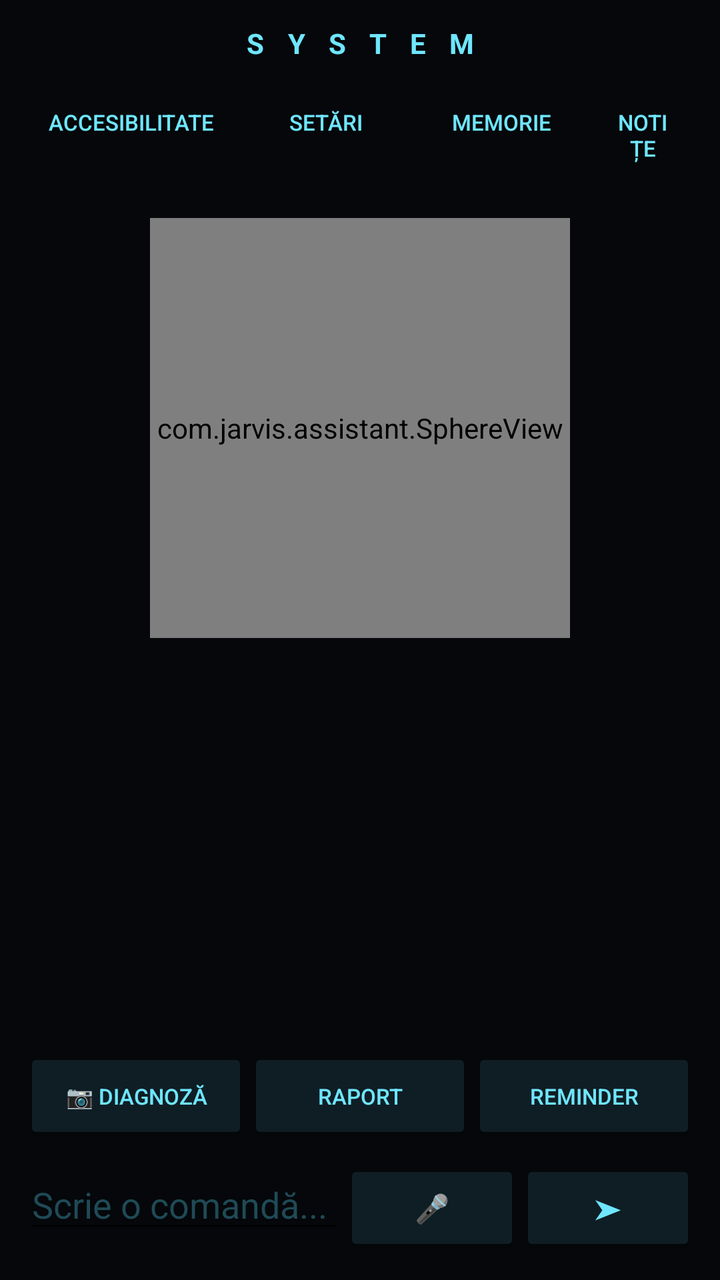
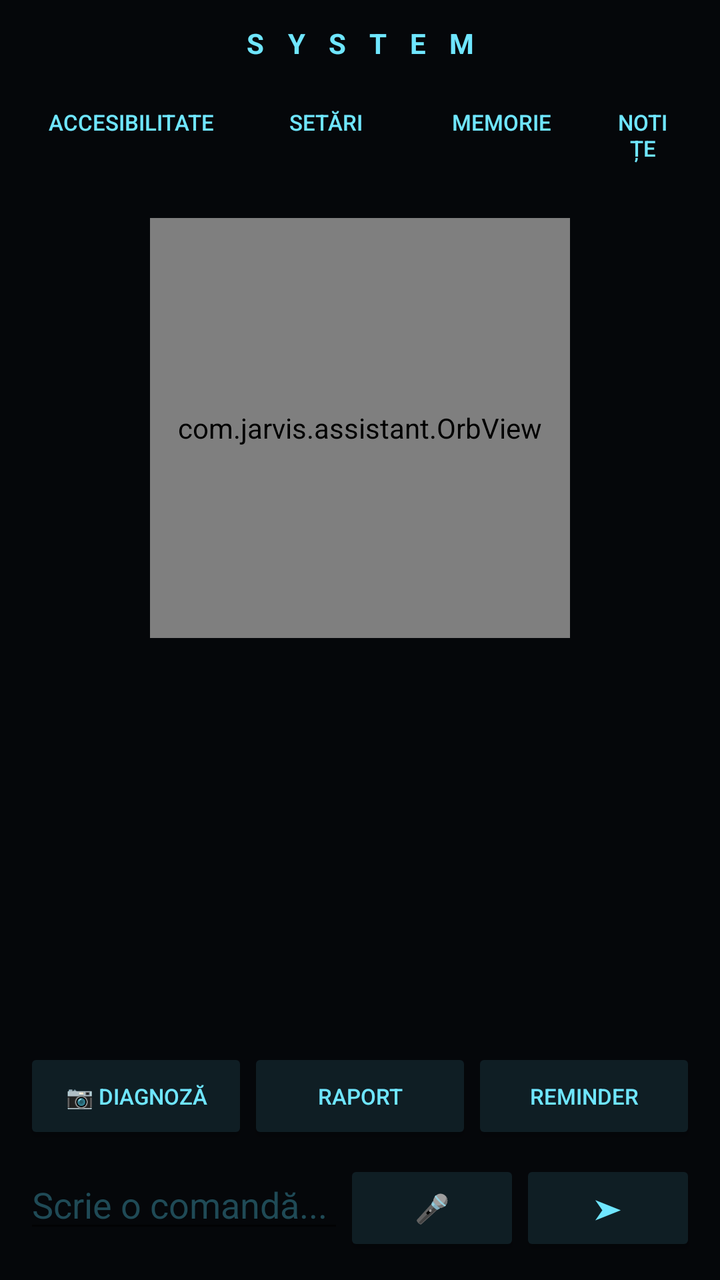

An Android layout rendered at two revisions. The XML below is the earlier revision; the diff shows what the commit changed to produce the second picture.
<!-- AndroidManifest.xml: application theme Theme.Jarvis -->
<!-- res/layout/activity_main.xml -->
<?xml version="1.0" encoding="utf-8"?>
<FrameLayout xmlns:android="http://schemas.android.com/apk/res/android"
    android:layout_width="match_parent"
    android:layout_height="match_parent"
    android:background="@color/system_bg">

    <LinearLayout
        android:layout_width="match_parent"
        android:layout_height="match_parent"
        android:orientation="vertical"
        android:padding="12dp">

        <TextView
            android:layout_width="match_parent"
            android:layout_height="wrap_content"
            android:text="S Y S T E M"
            android:textColor="@color/system_accent"
            android:textSize="14sp"
            android:letterSpacing="0.3"
            android:gravity="center"
            android:textStyle="bold"
            android:layout_marginBottom="6dp" />

        <LinearLayout
            android:layout_width="match_parent"
            android:layout_height="wrap_content"
            android:orientation="horizontal"
            android:gravity="end">

            <Button
                android:id="@+id/accessibilityButton"
                style="?android:attr/borderlessButtonStyle"
                android:layout_width="wrap_content"
                android:layout_height="wrap_content"
                android:textColor="@color/system_accent"
                android:textSize="11sp"
                android:text="Accesibilitate" />

            <Button
                android:id="@+id/settingsButton"
                style="?android:attr/borderlessButtonStyle"
                android:layout_width="wrap_content"
                android:layout_height="wrap_content"
                android:textColor="@color/system_accent"
                android:textSize="11sp"
                android:text="Setări" />

            <Button
                android:id="@+id/memoryButton"
                style="?android:attr/borderlessButtonStyle"
                android:layout_width="wrap_content"
                android:layout_height="wrap_content"
                android:textColor="@color/system_accent"
                android:textSize="11sp"
                android:text="Memorie" />

            <Button
                android:id="@+id/notesButton"
                style="?android:attr/borderlessButtonStyle"
                android:layout_width="wrap_content"
                android:layout_height="wrap_content"
                android:textColor="@color/system_accent"
                android:textSize="11sp"
                android:text="Notițe" />
        </LinearLayout>

        
        <FrameLayout
            android:id="@+id/stage"
            android:layout_width="match_parent"
            android:layout_height="250dp"
            android:layout_marginTop="4dp">

            <com.jarvis.assistant.SphereView
                android:id="@+id/sphereView"
                android:layout_width="210dp"
                android:layout_height="210dp"
                android:layout_gravity="center" />

            <FrameLayout
                android:id="@+id/visualContainer"
                android:layout_width="match_parent"
                android:layout_height="match_parent"
                android:alpha="0">

                <WebView
                    android:id="@+id/mapWebView"
                    android:layout_width="match_parent"
                    android:layout_height="match_parent"
                    android:visibility="gone" />

                <com.jarvis.assistant.OrbView
                    android:id="@+id/chartView"
                    android:layout_width="match_parent"
                    android:layout_height="match_parent"
                    android:background="@drawable/bg_panel"
                    android:padding="12dp"
                    android:visibility="gone" />

                <TextView
                    android:id="@+id/diagramPanel"
                    android:layout_width="match_parent"
                    android:layout_height="match_parent"
                    android:background="@drawable/bg_panel"
                    android:padding="14dp"
                    android:textColor="@color/system_text"
                    android:textSize="13sp"
                    android:visibility="gone" />
            </FrameLayout>
        </FrameLayout>

        <ScrollView
            android:id="@+id/scrollView"
            android:layout_width="match_parent"
            android:layout_height="0dp"
            android:layout_weight="1"
            android:layout_marginTop="8dp">

            <TextView
                android:id="@+id/conversationView"
                android:layout_width="match_parent"
                android:layout_height="wrap_content"
                android:textColor="@color/system_text"
                android:textSize="15sp" />
        </ScrollView>

        <LinearLayout
            android:layout_width="match_parent"
            android:layout_height="wrap_content"
            android:orientation="horizontal"
            android:layout_marginTop="8dp">

            <Button
                android:id="@+id/cameraButton"
                android:layout_width="0dp"
                android:layout_weight="1"
                android:layout_height="wrap_content"
                android:backgroundTint="@color/system_panel"
                android:textColor="@color/system_accent"
                android:textSize="11sp"
                android:text="📷 Diagnoză" />

            <Button
                android:id="@+id/reportButton"
                android:layout_width="0dp"
                android:layout_weight="1"
                android:layout_height="wrap_content"
                android:backgroundTint="@color/system_panel"
                android:textColor="@color/system_accent"
                android:textSize="11sp"
                android:text="Raport" />

            <Button
                android:id="@+id/reminderButton"
                android:layout_width="0dp"
                android:layout_weight="1"
                android:layout_height="wrap_content"
                android:backgroundTint="@color/system_panel"
                android:textColor="@color/system_accent"
                android:textSize="11sp"
                android:text="Reminder" />
        </LinearLayout>

        <LinearLayout
            android:layout_width="match_parent"
            android:layout_height="wrap_content"
            android:orientation="horizontal"
            android:layout_marginTop="8dp">

            <EditText
                android:id="@+id/inputText"
                android:layout_width="0dp"
                android:layout_height="wrap_content"
                android:layout_weight="1"
                android:textColor="@color/system_text"
                android:textColorHint="@color/system_border"
                android:hint="Scrie o comandă..." />

            <Button
                android:id="@+id/micButton"
                android:layout_width="wrap_content"
                android:layout_height="wrap_content"
                android:backgroundTint="@color/system_panel"
                android:textColor="@color/system_accent"
                android:text="🎤" />

            <Button
                android:id="@+id/sendButton"
                android:layout_width="wrap_content"
                android:layout_height="wrap_content"
                android:backgroundTint="@color/system_panel"
                android:textColor="@color/system_accent"
                android:text="➤" />
        </LinearLayout>

    </LinearLayout>
</FrameLayout>
<!-- resources referenced by this layout -->
<resources>
  <color name="system_accent">#6FE6FF</color>
  <color name="system_bg">#05070A</color>
  <color name="system_border">#1F4A56</color>
  <color name="system_panel">#0F1E24</color>
  <color name="system_text">#D7F4FF</color>
  <!-- drawable bg_panel (drawable) -->
  <?xml version="1.0" encoding="utf-8"?>
  <shape xmlns:android="http://schemas.android.com/apk/res/android">
      <solid android:color="#0F1E24" />
      <stroke android:width="1dp" android:color="#1F4A56" />
      <corners android:radius="12dp" />
  </shape>
  <style name="Theme.Jarvis" parent="Theme.MaterialComponents.DayNight.NoActionBar">
          <item name="android:windowBackground">@color/system_bg</item>
          <item name="colorPrimary">@color/system_accent</item>
          <item name="colorAccent">@color/system_accent</item>
          <item name="android:textColorPrimary">@color/system_text</item>
      </style>
</resources>

<!-- the commit's change to res/layout/activity_main.xml (unified diff, before → after) -->
@@ -71,8 +71,8 @@
             android:layout_height="250dp"
             android:layout_marginTop="4dp">
 
-            <com.jarvis.assistant.SphereView
-                android:id="@+id/sphereView"
+            <com.jarvis.assistant.OrbView
+    android:id="@+id/sphereView"
                 android:layout_width="210dp"
                 android:layout_height="210dp"
                 android:layout_gravity="center" />
@@ -89,8 +89,8 @@
                     android:layout_height="match_parent"
                     android:visibility="gone" />
 
-                <com.jarvis.assistant.OrbView
-                    android:id="@+id/chartView"
+                <com.jarvis.assistant.BarChartView
+    android:id="@+id/chartView"
                     android:layout_width="match_parent"
                     android:layout_height="match_parent"
                     android:background="@drawable/bg_panel"
